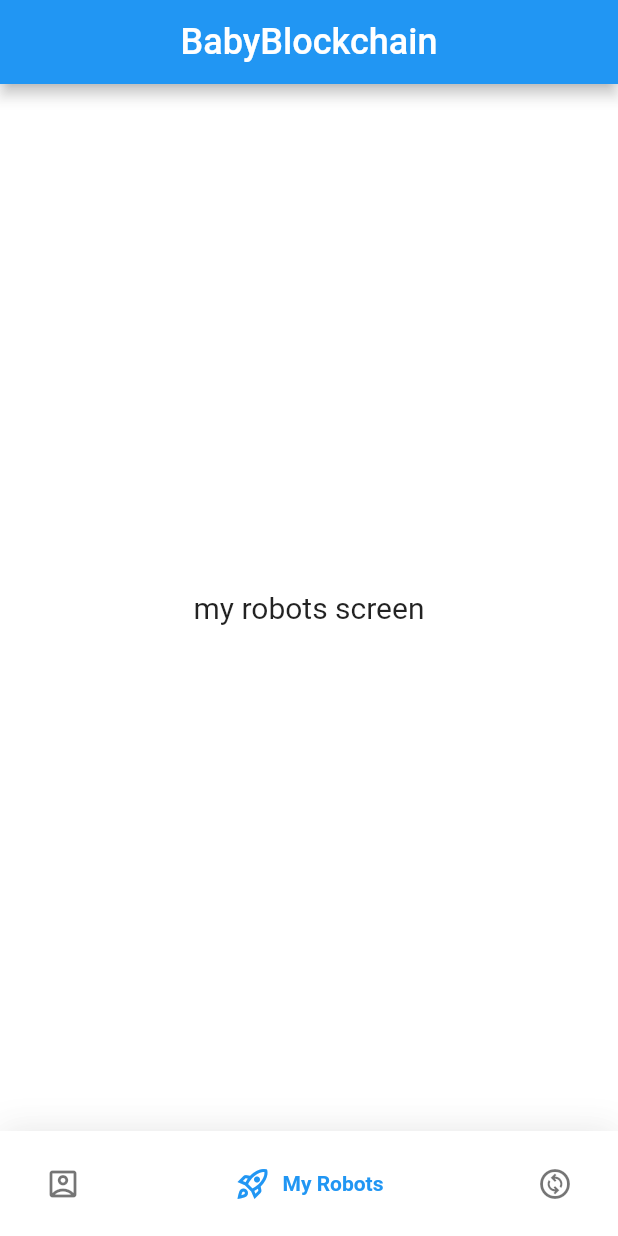
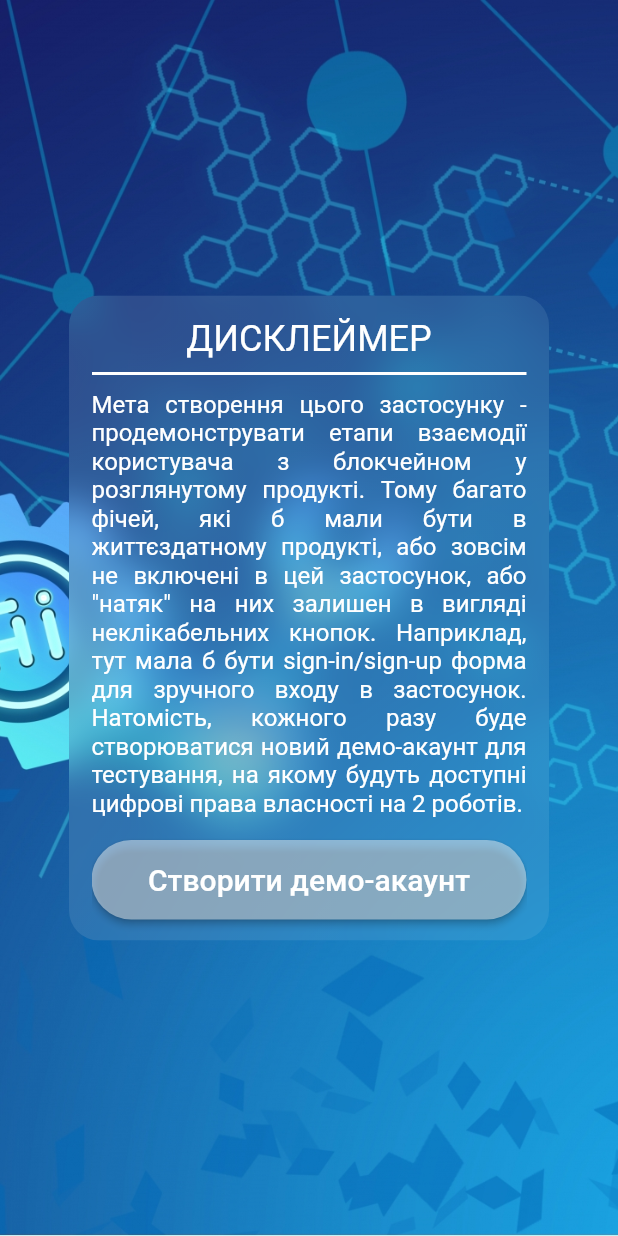
Before and after one commit to chinazys1001/baby_blockchain, a Flutter app: the screen it shows after launch, on a phone screen of 412 x 824 dp. Run offline on Flutter 3.47's test engine with Material 2 defaults, Android fonts, the light colour scheme and no system bars; drawn by our look-alikes of google_nav_bar; our stand-ins replace firebase_core, flutter_spinkit, glass, google_fonts, line_icons; missing offline and left inert: cloud_firestore_web, crypton, firebase_core_web; accounts and stored records are empty.

Commit message:
android + ios support

```diff
--- a/lib/constants.dart
+++ b/lib/constants.dart
@@ -9,7 +9,11 @@ const Color AccentColor = Colors.blue;
 // ignore: constant_identifier_names
 const Color BackgroundColor = Colors.white70;
 // ignore: constant_identifier_names
-const Color ShadowColor = Colors.black54;
+const Color DisabledColor = Colors.black54;
+// ignore: constant_identifier_names
+const Color IndicatorColor = Colors.yellow;
+// ignore: non_constant_identifier_names
+Color ShadowColor = Colors.blueGrey.shade50.withOpacity(0.5);
 // ignore: non_constant_identifier_names
 Color SplashColor = Colors.blue.shade100;
 
--- a/lib/domain_layer/key_pair.dart
+++ b/lib/domain_layer/key_pair.dart
@@ -0,0 +1,40 @@
+import 'package:flutter/foundation.dart';
+import 'package:crypton/crypton.dart';
+
+late KeyPair currentKeyPair; // the generated value is stored here
+
+class KeyPair {
+  static late ECPublicKey _publicKey;
+  // underscore stands for private modifier in dart
+  static late ECPrivateKey _privateKey;
+
+  set publicKey(newValue) => _publicKey = newValue;
+  ECPublicKey get publicKey => _publicKey;
+
+  // since privateKey is a private modifier, protected get method should be used
+  // to transmit the value to the subclasses(e.g. Signature class)
+  @protected
+  set privateKey(newValue) => _privateKey = newValue;
+  @protected
+  ECPrivateKey get privateKey => _privateKey;
+
+  // randomly generating elliptic curve key pair
+  static KeyPair genKeyPair() {
+    KeyPair keyPair = KeyPair();
+
+    ECKeypair ecKeypair = ECKeypair.fromRandom();
+    keyPair.publicKey = ecKeypair.publicKey;
+    keyPair.privateKey = ecKeypair.privateKey;
+
+    return keyPair;
+  }
+
+  void printKeyPair() {
+    if (kDebugMode) {
+      print("Public key: ${_publicKey.toString()}");
+    }
+    if (kDebugMode) {
+      print("Private key: ${_privateKey.toString()}");
+    }
+  }
+}
--- a/lib/domain_layer/signature.dart
+++ b/lib/domain_layer/signature.dart
@@ -0,0 +1,41 @@
+import 'dart:convert';
+import 'dart:core';
+import 'dart:typed_data';
+
+import 'package:baby_blockchain/domain_layer/key_pair.dart';
+import 'package:flutter/foundation.dart';
+
+// privateKey is a private modifier, hence Signature extends KeyPair to get access to privateKey
+class Signature extends KeyPair {
+  static late Uint8List _bytes; // signature value in bytes
+
+  set bytes(newValue) => _bytes = newValue;
+  Uint8List get bytes => _bytes;
+
+  // input: map(stands for operation to be signed), KeyPair(only privateKey is used)
+  // output: signature(list of bytes)
+  static Signature signData(Map<String, int> operation, KeyPair keyPair) {
+    Signature signature = Signature();
+
+    Uint8List operationBytes = utf8.encode(operation.toString()) as Uint8List;
+    Uint8List signatureBytes =
+        keyPair.privateKey.createSHA256Signature(operationBytes);
+    signature.bytes = signatureBytes;
+
+    return signature;
+  }
+
+  static bool verifySignature(
+      Signature signature, Map<String, int> operation, KeyPair keyPair) {
+    Uint8List operationBytes = utf8.encode(operation.toString()) as Uint8List;
+    bool isValid = keyPair.publicKey
+        .verifySHA256Signature(operationBytes, signature.bytes);
+    return isValid;
+  }
+
+  void printSignature() {
+    if (kDebugMode) {
+      print("Signature: ${bytes.toString()}");
+    }
+  }
+}
--- a/lib/main.dart
+++ b/lib/main.dart
@@ -1,14 +1,10 @@
-import 'package:baby_blockchain/constants.dart';
 import 'package:baby_blockchain/data_layer/firebase_options.dart';
-import 'package:baby_blockchain/presentation_layer/account_screen.dart';
-import 'package:baby_blockchain/presentation_layer/my_robots_screen.dart';
-import 'package:baby_blockchain/presentation_layer/transfer_rights_screen.dart';
+import 'package:baby_blockchain/presentation_layer/screens/welcome_screen.dart';
 import 'package:firebase_core/firebase_core.dart';
 import 'package:flutter/material.dart';
-import 'package:google_fonts/google_fonts.dart';
-import 'package:google_nav_bar/google_nav_bar.dart';
 
 Future<void> main() async {
+  // connecting to firebase services
   await Firebase.initializeApp(
     options: DefaultFirebaseOptions.currentPlatform,
   );
@@ -20,157 +16,10 @@ class MyApp extends StatelessWidget {
 
   @override
   Widget build(BuildContext context) {
-    return MaterialApp(
+    return const MaterialApp(
       title: 'BabyBlockchain',
       debugShowCheckedModeBanner: false,
-      theme: ThemeData(
-        primarySwatch: Colors.blue,
-      ),
-      home: const MyHomePage(),
+      home: WelcomeScreen(),
     );
   }
 }
-
-class MyHomePage extends StatefulWidget {
-  const MyHomePage({Key? key}) : super(key: key);
-
-  @override
-  State<MyHomePage> createState() => _MyHomePageState();
-}
-
-class _MyHomePageState extends State<MyHomePage> {
-  int _selectedScreen = 1;
-  static const List<Widget> _screens = <Widget>[
-    AccountScreen(),
-    MyRobotsScreen(),
-    TransferRightsScreen(),
-  ];
-
-  Widget getResponsiveDriverWidget() {
-    if (MediaQuery.of(context).size.width < 600) {
-      return Scaffold(
-        backgroundColor: BackgroundColor,
-        appBar: AppBar(
-          backgroundColor: AccentColor,
-          centerTitle: true,
-          title: Text(
-            'BabyBlockchain',
-            style: GoogleFonts.fredokaOne(
-              color: LightColor,
-              fontSize: bigFontSize,
-            ),
-          ),
-        ),
-        body: Center(
-          child: _screens.elementAt(_selectedScreen),
-        ),
-        bottomNavigationBar: Container(
-          decoration: BoxDecoration(
-            color: LightColor,
-            boxShadow: [
-              BoxShadow(
-                blurRadius: 20,
-                color: Colors.black.withOpacity(.1),
-              )
-            ],
-          ),
-          child: SafeArea(
-            child: Padding(
-              padding:
-                  const EdgeInsets.symmetric(horizontal: 15.0, vertical: 8),
-              child: GNav(
-                rippleColor: SplashColor,
-                gap: 8,
-                activeColor: AccentColor,
-                iconSize: 24,
-                padding:
-                    const EdgeInsets.symmetric(horizontal: 15, vertical: 15),
-                tabBackgroundColor: BackgroundColor,
-                color: ShadowColor,
-                selectedIndex: _selectedScreen,
-                onTabChange: (index) {
-                  setState(() {
-                    _selectedScreen = index;
-                  });
-                },
-                tabs: const [
-                  GButton(
-                    icon: Icons.account_box_outlined,
-                    text: 'Account',
-                  ),
-                  GButton(
-                    icon: Icons.rocket_launch_outlined,
-                    text: 'My Robots',
-                  ),
-                  GButton(
-                    icon: Icons.change_circle_outlined,
-                    text: 'Transfer Rights',
-                  ),
-                ],
-              ),
-            ),
-          ),
-        ),
-      );
-    }
-    return DefaultTabController(
-      length: 3,
-      initialIndex: _selectedScreen,
-      child: Scaffold(
-        appBar: AppBar(
-          backgroundColor: AccentColor,
-          centerTitle: true,
-          title: Text(
-            'BabyBlockchain',
-            style: GoogleFonts.fredokaOne(
-              color: LightColor,
-              fontSize: bigFontSize,
-            ),
-          ),
-          bottom: const TabBar(
-            labelColor: AccentColor,
-            indicatorColor: AccentColor,
-            indicatorWeight: 4.0,
-            tabs: [
-              Tab(
-                child: Text(
-                  'Account',
-                  style: TextStyle(
-                    color: LightColor,
-                    fontSize: mediumFontSize,
-                  ),
-                ),
-              ),
-              Tab(
-                child: Text(
-                  'My Robots',
-                  style: TextStyle(
-                    color: LightColor,
-                    fontSize: mediumFontSize,
-                  ),
-                ),
-              ),
-              Tab(
-                child: Text(
-                  'Transfer Rights',
-                  style: TextStyle(
-                    color: LightColor,
-                    fontSize: mediumFontSize,
-                  ),
-                ),
-              ),
-            ],
-          ),
-        ),
-        body: const TabBarView(
-          children: _screens,
-        ),
-      ),
-    );
-  }
-
-  @override
-  Widget build(BuildContext context) {
-    return getResponsiveDriverWidget();
-  }
-}
--- /dev/null
+++ b/lib/presentation_layer/screens/welcome_screen.dart
@@ -0,0 +1,132 @@
+import 'package:baby_blockchain/constants.dart';
+import 'package:baby_blockchain/domain_layer/key_pair.dart';
+import 'package:baby_blockchain/presentation_layer/loading_indicator.dart';
+import 'package:baby_blockchain/presentation_layer/ui_layout.dart';
+import 'package:flutter/material.dart';
+import 'package:glass/glass.dart';
+
+class WelcomeScreen extends StatefulWidget {
+  const WelcomeScreen({Key? key}) : super(key: key);
+
+  @override
+  State<WelcomeScreen> createState() => _WelcomeScreenState();
+}
+
+class _WelcomeScreenState extends State<WelcomeScreen> {
+  bool generatingKeyPair = false;
+  @override
+  Widget build(BuildContext context) {
+    return Scaffold(
+      backgroundColor: BackgroundColor,
+      body: Container(
+        height: MediaQuery.of(context).size.height,
+        width: MediaQuery.of(context).size.width,
+        decoration: const BoxDecoration(
+          image: DecorationImage(
+            image: AssetImage("assets/images/welcome_background.jpg"),
+            fit: BoxFit.cover,
+          ),
+        ),
+        child: generatingKeyPair
+            ? Column(
+                mainAxisAlignment: MainAxisAlignment.center,
+                children: const [
+                  LoadingIndicator(),
+                  SizedBox(height: 10),
+                  Text(
+                    'Setting up your demo-account...',
+                    textAlign: TextAlign.center,
+                    style: TextStyle(
+                      fontSize: mediumFontSize,
+                      color: LightColor,
+                    ),
+                  ),
+                ],
+              )
+            : Padding(
+                padding: EdgeInsets.symmetric(
+                  horizontal: MediaQuery.of(context).size.width < 600
+                      ? (MediaQuery.of(context).size.width - 320) / 2
+                      : (MediaQuery.of(context).size.width - 390) / 2,
+                  vertical: MediaQuery.of(context).size.width < 600
+                      ? (MediaQuery.of(context).size.height - 430) / 2
+                      : (MediaQuery.of(context).size.height - 390) / 2,
+                ),
+                child: Padding(
+                    padding: const EdgeInsets.symmetric(horizontal: 15),
+                    child: ListView(
+                      shrinkWrap: true,
+                      children: [
+                        const SizedBox(height: 15),
+                        const Text(
+                          'ДИСКЛЕЙМЕР',
+                          textAlign: TextAlign.center,
+                          style: TextStyle(
+                              fontSize: bigFontSize, color: LightColor),
+                        ),
+                        const SizedBox(height: 10),
+                        const Divider(
+                          height: 0,
+                          thickness: 2,
+                          color: LightColor,
+                        ),
+                        const SizedBox(height: 10),
+                        const Text(
+                          'Мета створення цього застосунку - продемонструвати етапи взаємодії користувача з блокчейном у розглянутому продукті. Тому багато фічей, які б мали бути в життєздатному продукті, або зовсім не включені в цей застосунок, або "натяк" на них залишен в вигляді неклікабельних кнопок. Наприклад, тут мала б бути sign-in/sign-up форма для зручного входу в застосунок. Натомість, кожного разу буде створюватися новий демо-акаунт для тестування, на якому будуть доступні цифрові права власності на 2 роботів.',
+                          textAlign: TextAlign.justify,
+                          style: TextStyle(
+                            color: LightColor,
+                            fontSize: smallFontSize,
+                          ),
+                        ),
+                        const SizedBox(height: 15),
+                        MaterialButton(
+                          shape: const StadiumBorder(),
+                          padding: EdgeInsets.all(
+                              MediaQuery.of(context).size.width < 600
+                                  ? 15
+                                  : 20),
+                          color: ShadowColor,
+                          onPressed: () async {
+                            setState(() {
+                              generatingKeyPair = true;
+                            });
+                            Future.delayed(
+                              Duration.zero,
+                              () async {
+                                currentKeyPair = KeyPair.genKeyPair();
+                              },
+                            );
+                            Future.delayed(
+                              const Duration(seconds: 3),
+                              () {
+                                Navigator.push(
+                                  context,
+                                  PageRouteBuilder(
+                                      pageBuilder: (_, a1, a2) =>
+                                          const UILayout()),
+                                );
+                              },
+                            );
+                          },
+                          child: const Text(
+                            "Створити демо-акаунт",
+                            style: TextStyle(
+                              fontSize: mediumFontSize,
+                              color: LightColor,
+                            ),
+                          ),
+                        ),
+                        const SizedBox(height: 15),
+                      ],
+                    )).asGlass(
+                  clipBorderRadius: BorderRadius.circular(20),
+                  frosted: false,
+                  blurX: 15,
+                  blurY: 15,
+                ),
+              ),
+      ),
+    );
+  }
+}
```
Also changed, not shown: lib/presentation_layer/loading_indicator.dart (added, +25 -0 lines), lib/presentation_layer/screens/account_screen.dart (renamed from lib/presentation_layer/account_screen.dart, +4 -3 lines), lib/presentation_layer/screens/transfer_rights_screen.dart (renamed from lib/presentation_layer/transfer_rights_screen.dart, +10 -3 lines), lib/presentation_layer/ui_layout.dart (added, +140 -0 lines), pubspec.yaml (+7 -0 lines), assets/images/welcome_background.jpg (added), lib/firebase_options.dart (added), lib/presentation_layer/screens/my_robots_screen.dart (renamed from lib/presentation_layer/my_robots_screen.dart), pubspec.lock, 60 other files.
